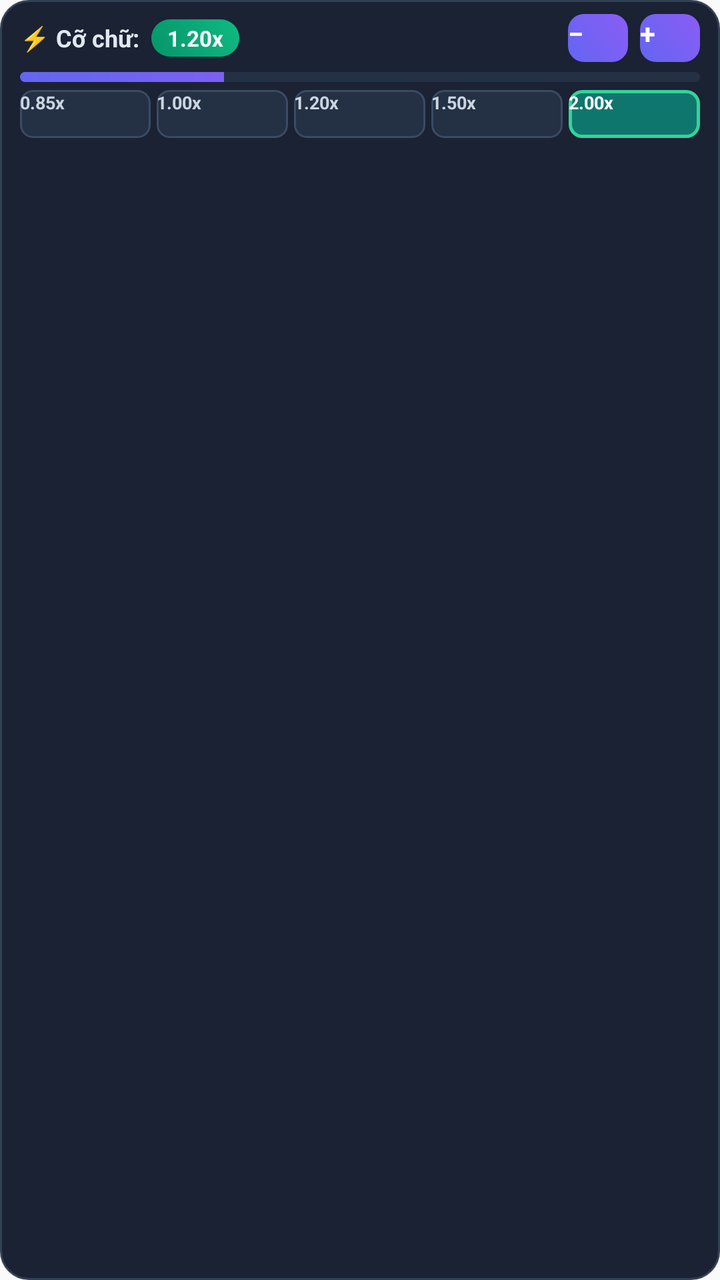
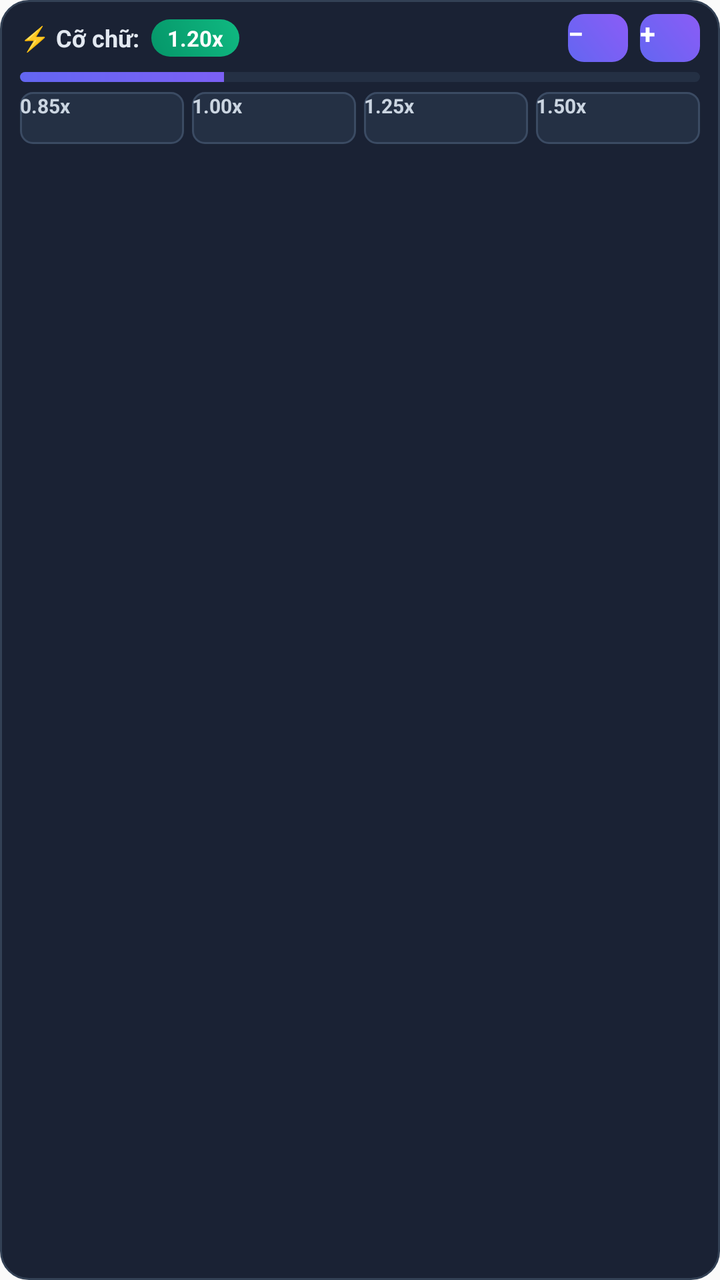

The first picture is an Android layout as it rendered before a commit; the second is the same layout after the commit. The layout source and the unified diff follow.
<!-- AndroidManifest.xml: application theme Theme.FontSizeController -->
<!-- res/layout/notification_quick_control_collapsed.xml -->
<?xml version="1.0" encoding="utf-8"?>
<LinearLayout xmlns:android="http://schemas.android.com/apk/res/android"
    android:layout_width="match_parent"
    android:layout_height="wrap_content"
    android:orientation="vertical"
    android:background="@drawable/bg_notification_card"
    android:paddingHorizontal="10dp"
    android:paddingVertical="7dp">

    
    <LinearLayout
        android:layout_width="match_parent"
        android:layout_height="wrap_content"
        android:orientation="horizontal"
        android:gravity="center_vertical">

        <TextView
            android:layout_width="wrap_content"
            android:layout_height="wrap_content"
            android:text="⚡ Cỡ chữ:"
            android:textColor="#E2E8F0"
            android:textSize="12sp"
            android:textStyle="bold" />

        <TextView
            android:id="@+id/tv_collapsed_scale"
            android:layout_width="wrap_content"
            android:layout_height="wrap_content"
            android:layout_marginStart="6dp"
            android:text="1.20x"
            android:textColor="#FFFFFF"
            android:textSize="11sp"
            android:textStyle="bold"
            android:background="@drawable/bg_scale_badge"
            android:paddingHorizontal="8dp"
            android:paddingVertical="2dp" />

        <View
            android:layout_width="0dp"
            android:layout_height="1dp"
            android:layout_weight="1" />

        <Button
            android:id="@+id/btn_collapsed_down"
            android:layout_width="30dp"
            android:layout_height="24dp"
            android:text="−"
            android:textColor="#FFFFFF"
            android:textSize="14sp"
            android:textStyle="bold"
            android:background="@drawable/bg_pill_button"
            android:padding="0dp"
            android:minWidth="0dp"
            android:minHeight="0dp" />

        <Button
            android:id="@+id/btn_collapsed_up"
            android:layout_width="30dp"
            android:layout_height="24dp"
            android:layout_marginStart="6dp"
            android:text="+"
            android:textColor="#FFFFFF"
            android:textSize="14sp"
            android:textStyle="bold"
            android:background="@drawable/bg_pill_button"
            android:padding="0dp"
            android:minWidth="0dp"
            android:minHeight="0dp" />
    </LinearLayout>

    
    <ProgressBar
        android:id="@+id/pb_collapsed_track"
        style="?android:attr/progressBarStyleHorizontal"
        android:layout_width="match_parent"
        android:layout_height="5dp"
        android:layout_marginTop="5dp"
        android:max="100"
        android:progress="30"
        android:progressDrawable="@drawable/custom_progress_track" />

    
    <LinearLayout
        android:layout_width="match_parent"
        android:layout_height="wrap_content"
        android:layout_marginTop="4dp"
        android:orientation="horizontal">

        <Button
            android:id="@+id/btn_collapsed_85"
            android:layout_width="0dp"
            android:layout_height="24dp"
            android:layout_weight="1"
            android:text="0.85x"
            android:textColor="#CBD5E1"
            android:textSize="9sp"
            android:textStyle="bold"
            android:background="@drawable/bg_track_node"
            android:padding="0dp"
            android:minWidth="0dp"
            android:minHeight="0dp" />

        <Button
            android:id="@+id/btn_collapsed_100"
            android:layout_width="0dp"
            android:layout_height="24dp"
            android:layout_weight="1"
            android:layout_marginStart="3dp"
            android:text="1.00x"
            android:textColor="#CBD5E1"
            android:textSize="9sp"
            android:textStyle="bold"
            android:background="@drawable/bg_track_node"
            android:padding="0dp"
            android:minWidth="0dp"
            android:minHeight="0dp" />

        <Button
            android:id="@+id/btn_collapsed_120"
            android:layout_width="0dp"
            android:layout_height="24dp"
            android:layout_weight="1"
            android:layout_marginStart="3dp"
            android:text="1.20x"
            android:textColor="#CBD5E1"
            android:textSize="9sp"
            android:textStyle="bold"
            android:background="@drawable/bg_track_node"
            android:padding="0dp"
            android:minWidth="0dp"
            android:minHeight="0dp" />

        <Button
            android:id="@+id/btn_collapsed_150"
            android:layout_width="0dp"
            android:layout_height="24dp"
            android:layout_weight="1"
            android:layout_marginStart="3dp"
            android:text="1.50x"
            android:textColor="#CBD5E1"
            android:textSize="9sp"
            android:textStyle="bold"
            android:background="@drawable/bg_track_node"
            android:padding="0dp"
            android:minWidth="0dp"
            android:minHeight="0dp" />

        <Button
            android:id="@+id/btn_collapsed_200"
            android:layout_width="0dp"
            android:layout_height="24dp"
            android:layout_weight="1"
            android:layout_marginStart="3dp"
            android:text="2.00x"
            android:textColor="#FFFFFF"
            android:textSize="9sp"
            android:textStyle="bold"
            android:background="@drawable/bg_track_node_active"
            android:padding="0dp"
            android:minWidth="0dp"
            android:minHeight="0dp" />
    </LinearLayout>

</LinearLayout>
<!-- resources referenced by this layout -->
<resources>
  <!-- drawable bg_notification_card (drawable) -->
  <?xml version="1.0" encoding="utf-8"?>
  <shape xmlns:android="http://schemas.android.com/apk/res/android"
      android:shape="rectangle">
      <solid android:color="#1A2234" />
      <corners android:radius="14dp" />
      <stroke
          android:width="1dp"
          android:color="#334155" />
  </shape>
  <!-- drawable bg_pill_button (drawable) -->
  <?xml version="1.0" encoding="utf-8"?>
  <shape xmlns:android="http://schemas.android.com/apk/res/android"
      android:shape="rectangle">
      <gradient
          android:startColor="#6366F1"
          android:endColor="#8B5CF6"
          android:angle="45" />
      <corners android:radius="8dp" />
  </shape>
  <!-- drawable bg_scale_badge (drawable) -->
  <?xml version="1.0" encoding="utf-8"?>
  <shape xmlns:android="http://schemas.android.com/apk/res/android"
      android:shape="rectangle">
      <gradient
          android:startColor="#059669"
          android:endColor="#10B981"
          android:angle="45" />
      <corners android:radius="12dp" />
  </shape>
  <!-- drawable bg_track_node (drawable) -->
  <?xml version="1.0" encoding="utf-8"?>
  <shape xmlns:android="http://schemas.android.com/apk/res/android"
      android:shape="rectangle">
      <solid android:color="#243044" />
      <corners android:radius="6dp" />
      <stroke
          android:width="1dp"
          android:color="#3B4B63" />
  </shape>
  <!-- drawable bg_track_node_active (drawable) -->
  <?xml version="1.0" encoding="utf-8"?>
  <shape xmlns:android="http://schemas.android.com/apk/res/android"
      android:shape="rectangle">
      <solid android:color="#0F766E" />
      <corners android:radius="6dp" />
      <stroke
          android:width="1.5dp"
          android:color="#34D399" />
  </shape>
  <!-- drawable custom_progress_track (drawable) -->
  <?xml version="1.0" encoding="utf-8"?>
  <layer-list xmlns:android="http://schemas.android.com/apk/res/android">
      <item android:id="@android:id/background">
          <shape android:shape="rectangle">
              <corners android:radius="4dp" />
              <solid android:color="#243044" />
          </shape>
      </item>
      <item android:id="@android:id/progress">
          <clip>
              <shape android:shape="rectangle">
                  <corners android:radius="4dp" />
                  <gradient
                      android:startColor="#6366F1"
                      android:centerColor="#8B5CF6"
                      android:endColor="#10B981"
                      android:angle="0" />
              </shape>
          </clip>
      </item>
  </layer-list>
  <style name="Theme.FontSizeController" parent="android:Theme.Material.Light.NoActionBar" />
</resources>

<!-- the commit's change to res/layout/notification_quick_control_collapsed.xml (unified diff, before → after) -->
@@ -35,7 +35,7 @@
             android:paddingHorizontal="8dp"
             android:paddingVertical="2dp" />
 
-        <View
+        <FrameLayout
             android:layout_width="0dp"
             android:layout_height="1dp"
             android:layout_weight="1" />
@@ -83,17 +83,17 @@
     <LinearLayout
         android:layout_width="match_parent"
         android:layout_height="wrap_content"
-        android:layout_marginTop="4dp"
+        android:layout_marginTop="5dp"
         android:orientation="horizontal">
 
         <Button
             android:id="@+id/btn_collapsed_85"
             android:layout_width="0dp"
-            android:layout_height="24dp"
+            android:layout_height="26dp"
             android:layout_weight="1"
             android:text="0.85x"
             android:textColor="#CBD5E1"
-            android:textSize="9sp"
+            android:textSize="10sp"
             android:textStyle="bold"
             android:background="@drawable/bg_track_node"
             android:padding="0dp"
@@ -103,12 +103,12 @@
         <Button
             android:id="@+id/btn_collapsed_100"
             android:layout_width="0dp"
-            android:layout_height="24dp"
+            android:layout_height="26dp"
             android:layout_weight="1"
-            android:layout_marginStart="3dp"
+            android:layout_marginStart="4dp"
             android:text="1.00x"
             android:textColor="#CBD5E1"
-            android:textSize="9sp"
+            android:textSize="10sp"
             android:textStyle="bold"
             android:background="@drawable/bg_track_node"
             android:padding="0dp"
@@ -116,14 +116,14 @@
             android:minHeight="0dp" />
 
         <Button
-            android:id="@+id/btn_collapsed_120"
+            android:id="@+id/btn_collapsed_125"
             android:layout_width="0dp"
-            android:layout_height="24dp"
+            android:layout_height="26dp"
             android:layout_weight="1"
-            android:layout_marginStart="3dp"
-            android:text="1.20x"
+            android:layout_marginStart="4dp"
+            android:text="1.25x"
             android:textColor="#CBD5E1"
-            android:textSize="9sp"
+            android:textSize="10sp"
             android:textStyle="bold"
             android:background="@drawable/bg_track_node"
             android:padding="0dp"
@@ -133,29 +133,14 @@
         <Button
             android:id="@+id/btn_collapsed_150"
             android:layout_width="0dp"
-            android:layout_height="24dp"
+            android:layout_height="26dp"
             android:layout_weight="1"
-            android:layout_marginStart="3dp"
+            android:layout_marginStart="4dp"
             android:text="1.50x"
             android:textColor="#CBD5E1"
-            android:textSize="9sp"
+            android:textSize="10sp"
             android:textStyle="bold"
             android:background="@drawable/bg_track_node"
-            android:padding="0dp"
-            android:minWidth="0dp"
-            android:minHeight="0dp" />
-
-        <Button
-            android:id="@+id/btn_collapsed_200"
-            android:layout_width="0dp"
-            android:layout_height="24dp"
-            android:layout_weight="1"
-            android:layout_marginStart="3dp"
-            android:text="2.00x"
-            android:textColor="#FFFFFF"
-            android:textSize="9sp"
-            android:textStyle="bold"
-            android:background="@drawable/bg_track_node_active"
             android:padding="0dp"
             android:minWidth="0dp"
             android:minHeight="0dp" />
<!-- resource entries referenced after the edit -->
@@ -40,16 +40,6 @@
           android:width="1dp"
           android:color="#3B4B63" />
   </shape>
-  <!-- drawable bg_track_node_active (drawable) -->
-  <?xml version="1.0" encoding="utf-8"?>
-  <shape xmlns:android="http://schemas.android.com/apk/res/android"
-      android:shape="rectangle">
-      <solid android:color="#0F766E" />
-      <corners android:radius="6dp" />
-      <stroke
-          android:width="1.5dp"
-          android:color="#34D399" />
-  </shape>
   <!-- drawable custom_progress_track (drawable) -->
   <?xml version="1.0" encoding="utf-8"?>
   <layer-list xmlns:android="http://schemas.android.com/apk/res/android">
